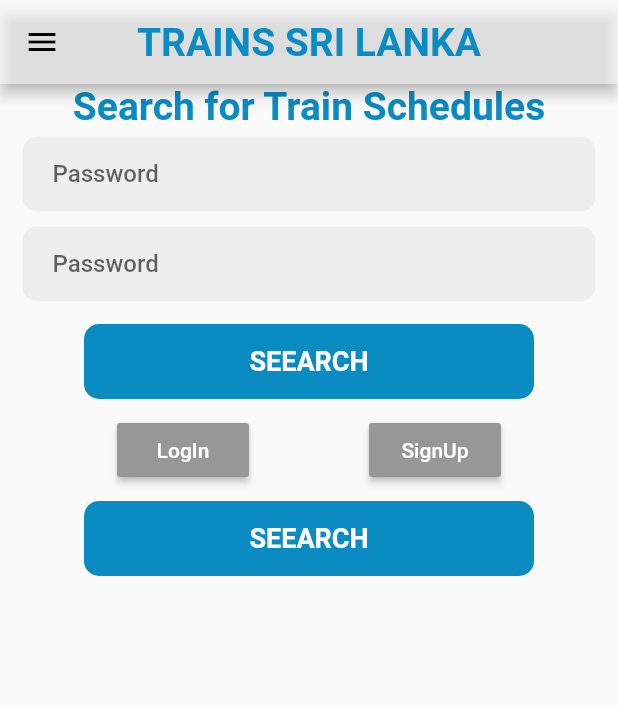
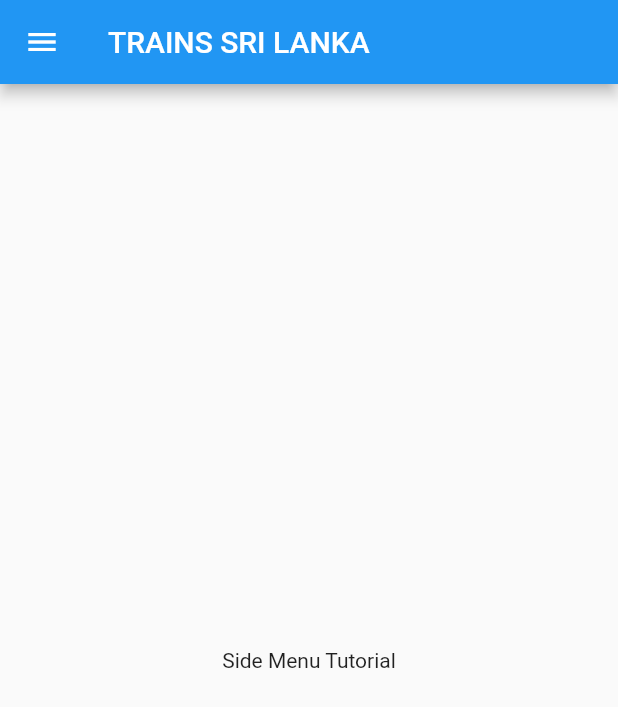
Before and after one commit to User-Experience-Design-SE3050-2021/se3050---uee-2021s2_reg_we_58, a Flutter app: the screen it shows after launch, after a tap on "CONTINUE AS A GUEST", on a phone screen of 412 x 824 dp. Shown: the top 707 px of the screen. Run offline on Flutter 3.47's test engine with Material 2 defaults, Android fonts, the phone set to English and light mode, and no system bars.

Commit message:
SideBar done

```diff
--- a/train_srilanka/lib/Screens/UserAuth/Screens/Landing Screen/landing_page.dart
+++ /dev/null
@@ -1 +0,0 @@
-// TODO Implement this library.
--- a/train_srilanka/lib/Screens/UserAuth/login.dart
+++ b/train_srilanka/lib/Screens/UserAuth/login.dart
@@ -1,5 +1,6 @@
 import 'package:flutter/material.dart';
 import 'package:train_srilanka/theme.dart';
+import 'package:train_srilanka/widgets/NavDrawer.dart';
 
 import '../home_page.dart';
 import 'register.dart';
--- a/train_srilanka/lib/Screens/home_page.dart
+++ b/train_srilanka/lib/Screens/home_page.dart
@@ -1,152 +1,20 @@
 import 'package:flutter/material.dart';
+import 'package:train_srilanka/widgets/NavDrawer.dart';
 
 import '../theme.dart';
 import 'UserAuth/register.dart';
 
 class Homepage extends StatelessWidget {
-  const Homepage({Key? key}) : super(key: key);
-
   @override
   Widget build(BuildContext context) {
-    return MaterialApp(
-      home: Scaffold(
-          appBar: AppBar(
-              centerTitle: true,
-              title: Text(
-                'TRAINS SRI LANKA',
-                style: NText,
-              ),
-              backgroundColor: Colors.white54,
-              leading: IconButton(
-                icon: Icon(Icons.menu),
-                color: Colors.black,
-                onPressed: () {},
-                tooltip: 'Menu',
-              )),
-          drawer: Drawer(
-            child: ListView(
-              children: <Widget>[
-                ListTile(
-                  title: Text("First Page"),
-                )
-              ],
-            ),
-          ),
-          body: SafeArea(
-            child: Column(
-              mainAxisAlignment: MainAxisAlignment.start,
-              children: <Widget>[
-                Column(
-                  children: [
-                    Text(
-                      "Search for Train Schedules",
-                      style: NText,
-                    )
-                  ],
-                ),
-                Container(
-                  margin: EdgeInsets.symmetric(vertical: 5.0, horizontal: 15.0),
-                  height: 50,
-                  decoration: BoxDecoration(
-                    color: Colors.grey[200],
-                    borderRadius: BorderRadius.circular(10),
-                  ),
-                  child: Center(
-                    child: Padding(
-                      padding: const EdgeInsets.symmetric(horizontal: 20.0),
-                      child: TextField(
-                        decoration: InputDecoration(
-                            border: InputBorder.none, hintText: 'Password'),
-                        obscureText: true,
-                        style: subTitle,
-                        keyboardType: TextInputType.name,
-                        textInputAction: TextInputAction.next,
-                      ),
-                    ),
-                  ),
-                ),
-                Container(
-                  margin: EdgeInsets.symmetric(vertical: 5.0, horizontal: 15.0),
-                  height: 50,
-                  decoration: BoxDecoration(
-                    color: Colors.grey[200],
-                    borderRadius: BorderRadius.circular(10),
-                  ),
-                  child: Center(
-                    child: Padding(
-                      padding: const EdgeInsets.symmetric(horizontal: 20.0),
-                      child: TextField(
-                        decoration: InputDecoration(
-                            border: InputBorder.none, hintText: 'Password'),
-                        obscureText: true,
-                        style: subTitle,
-                        keyboardType: TextInputType.name,
-                        textInputAction: TextInputAction.next,
-                      ),
-                    ),
-                  ),
-                ),
-                Container(
-                  height: 50,
-                  width: 300.0,
-                  margin:
-                      EdgeInsets.symmetric(vertical: 10.0, horizontal: 25.0),
-                  decoration: BoxDecoration(
-                      borderRadius: BorderRadius.circular(10),
-                      color: textColorBlue),
-                  child: FlatButton(
-                    onPressed: () {
-                      Navigator.push(context,
-                          MaterialPageRoute(builder: (context) => Homepage()));
-                    },
-                    child: Text(
-                      'SEEARCH',
-                      style: textButton,
-                    ),
-                  ),
-                ),
-                Center(
-                  child: Row(
-                    mainAxisAlignment: MainAxisAlignment.center,
-                    children: <Widget>[
-                      RaisedButton(
-                        child: Text("LogIn"),
-                        color: kTextFieldColor,
-                        textColor: Colors.white,
-                        onPressed: () {},
-                      ),
-                      SizedBox(width: 80),
-                      RaisedButton(
-                        child: Text("SignUp"),
-                        color: kTextFieldColor,
-                        textColor: Colors.white,
-                        onPressed: () {},
-                      ),
-                    ],
-                  ),
-                ),
-                Container(
-                  height: 50,
-                  width: 300.0,
-                  margin:
-                      EdgeInsets.symmetric(vertical: 10.0, horizontal: 25.0),
-                  decoration: BoxDecoration(
-                      borderRadius: BorderRadius.circular(10),
-                      color: textColorBlue),
-                  child: FlatButton(
-                    onPressed: () {
-                      Navigator.push(context,
-                          MaterialPageRoute(builder: (context) => Homepage()));
-                    },
-                    child: Text(
-                      'SEEARCH',
-                      style: textButton,
-                    ),
-                  ),
-                ),
-              ],
-            ),
-          )),
+    return Scaffold(
+      drawer: NavDrawer(),
+      appBar: AppBar(
+        title: Text('TRAINS SRI LANKA'),
+      ),
+      body: Center(
+        child: Text('Side Menu Tutorial'),
+      ),
     );
   }
 }
```
Also changed, not shown: train_srilanka/lib/widgets/NavDrawer.dart (added, +73 -0 lines), train_srilanka/pubspec.yaml (+1 -6 lines).
